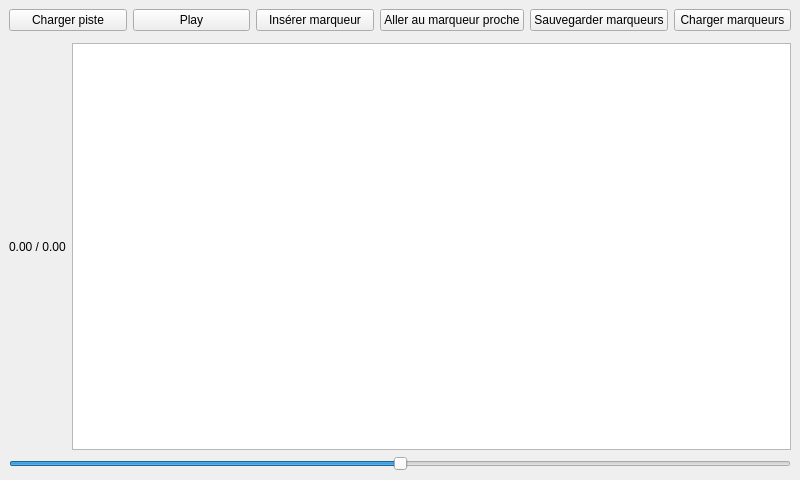
Qt form mainwindow.ui (Onetchou/Neola) before a commit.
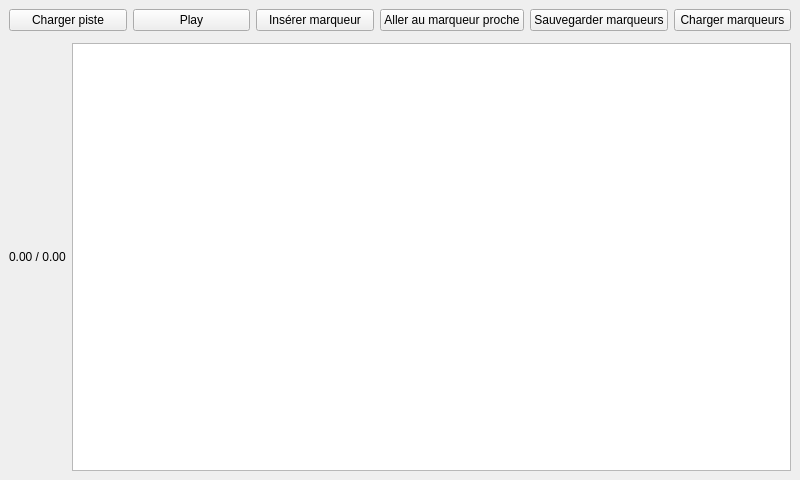
The same form after that commit.

Commit message: Zoom removed

Patch:
```diff
--- a/mainwindow.ui
+++ b/mainwindow.ui
@@ -75,22 +75,6 @@
       </item>
      </layout>
     </item>
-    <item>
-     <widget class="QSlider" name="zoomSlider">
-      <property name="orientation">
-       <enum>Qt::Horizontal</enum>
-      </property>
-      <property name="minimum">
-       <number>0</number>
-      </property>
-      <property name="maximum">
-       <number>200</number>
-      </property>
-      <property name="value">
-       <number>100</number>
-      </property>
-     </widget>
-    </item>
    </layout>
   </widget>
  </widget>
```
Left out of the diff: 2 changed lines with no effect on the pictures. The commit also changes 2 other files.
